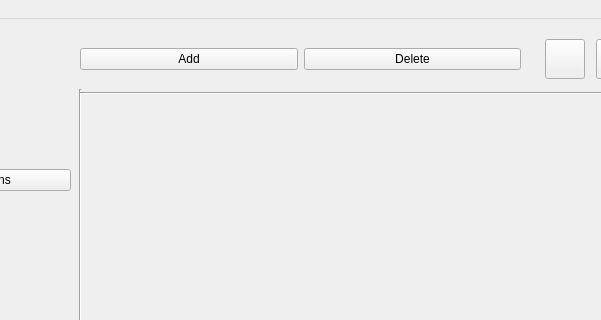
First picture: the form in src/mainwindow.ui, repository AlexeyProg/pastebin, before the edit; both pictures show x 100 to 701 and y 0 to 320 of the 800 by 600 pixel window.
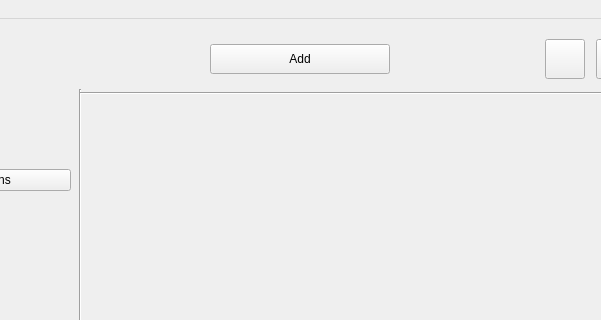
Second picture: the form after the edit.

Commit message: fix some problems with removing notes from database. remove 'delete' button , set buttons visible

```diff
--- a/src/mainwindow.ui
+++ b/src/mainwindow.ui
@@ -58,15 +58,14 @@
     <layout class="QHBoxLayout" name="horizontalLayout_operations">
      <item>
       <widget class="QPushButton" name="pushButton_add">
-       <property name="text">
-        <string>Add</string>
+       <property name="maximumSize">
+        <size>
+         <width>180</width>
+         <height>30</height>
+        </size>
        </property>
-      </widget>
-     </item>
-     <item>
-      <widget class="QPushButton" name="pushButton_delete">
        <property name="text">
-        <string>Delete</string>
+        <string>Add</string>
        </property>
       </widget>
      </item>
```
The commit also changes 9 other files.
